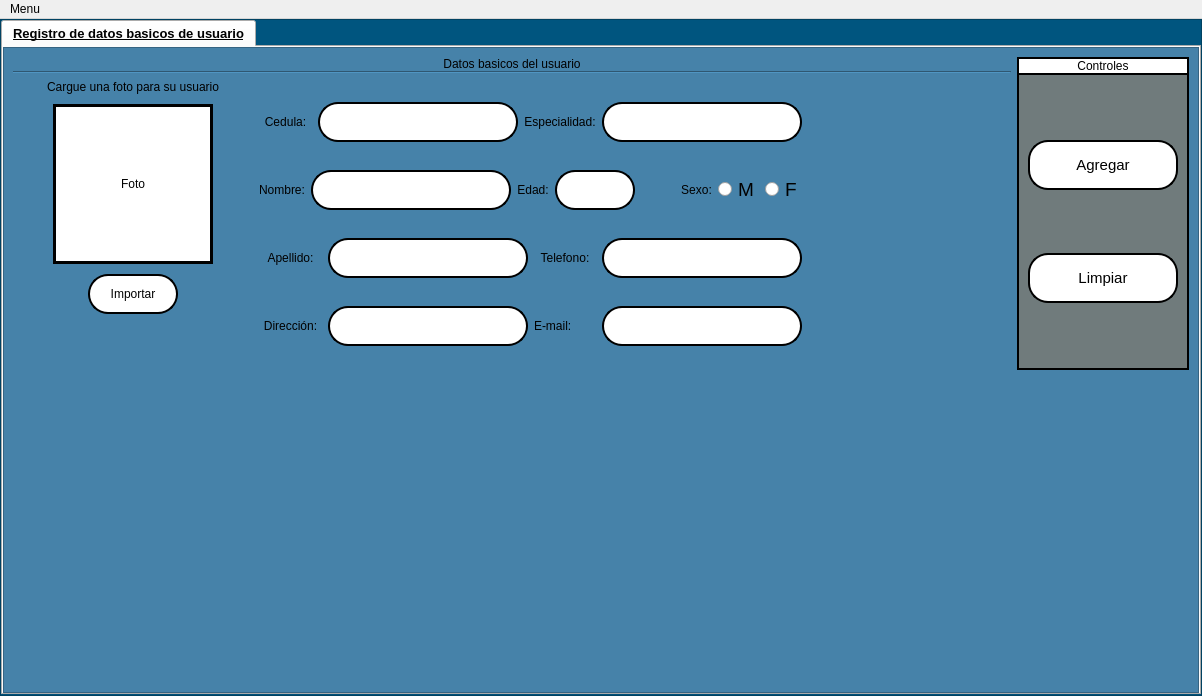
First picture: the form in interfaces/dogtores.ui, repository Reinaldito04/App-Consultas-y-Historias-Medicas, before the edit.
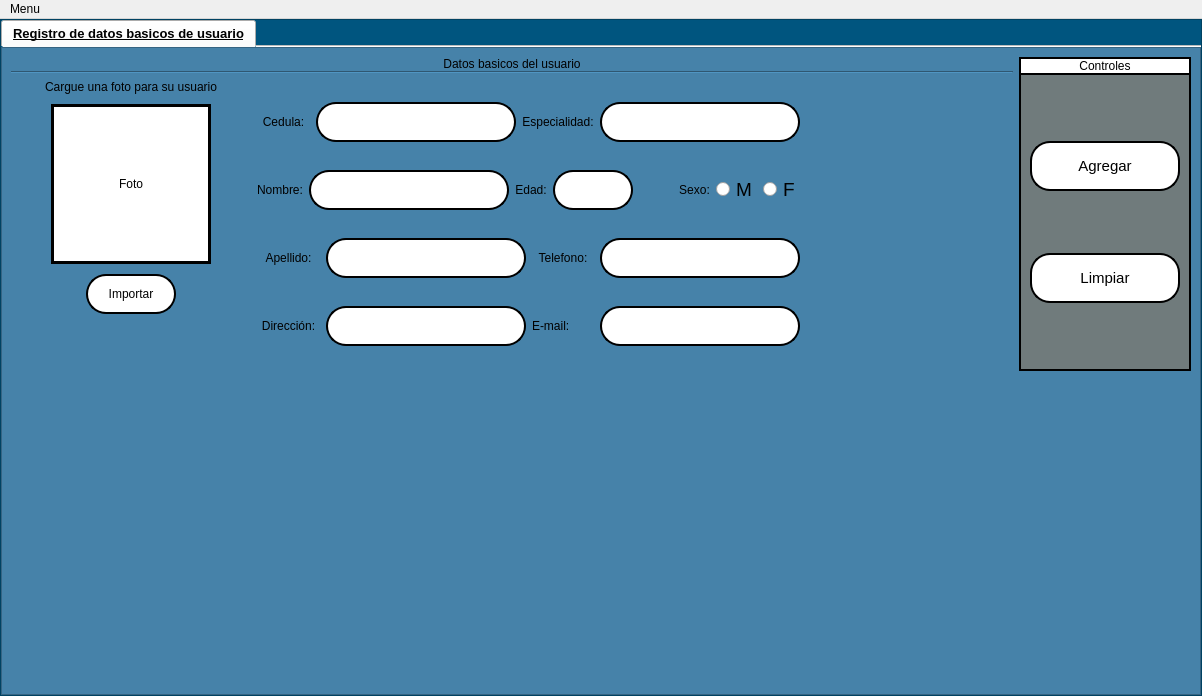
Second picture: the form after the edit. Icons and pictures are not drawn.

Commit message: UI DE SALIDA

Diff of the .ui file:
```diff
--- a/interfaces/dogtores.ui
+++ b/interfaces/dogtores.ui
@@ -73,6 +73,9 @@
          <property name="currentIndex">
           <number>0</number>
          </property>
+         <property name="documentMode">
+          <bool>true</bool>
+         </property>
          <widget class="QWidget" name="tab">
           <attribute name="title">
            <string>Registro de datos basicos de usuario</string>
```
The commit also changes 5 other files.
